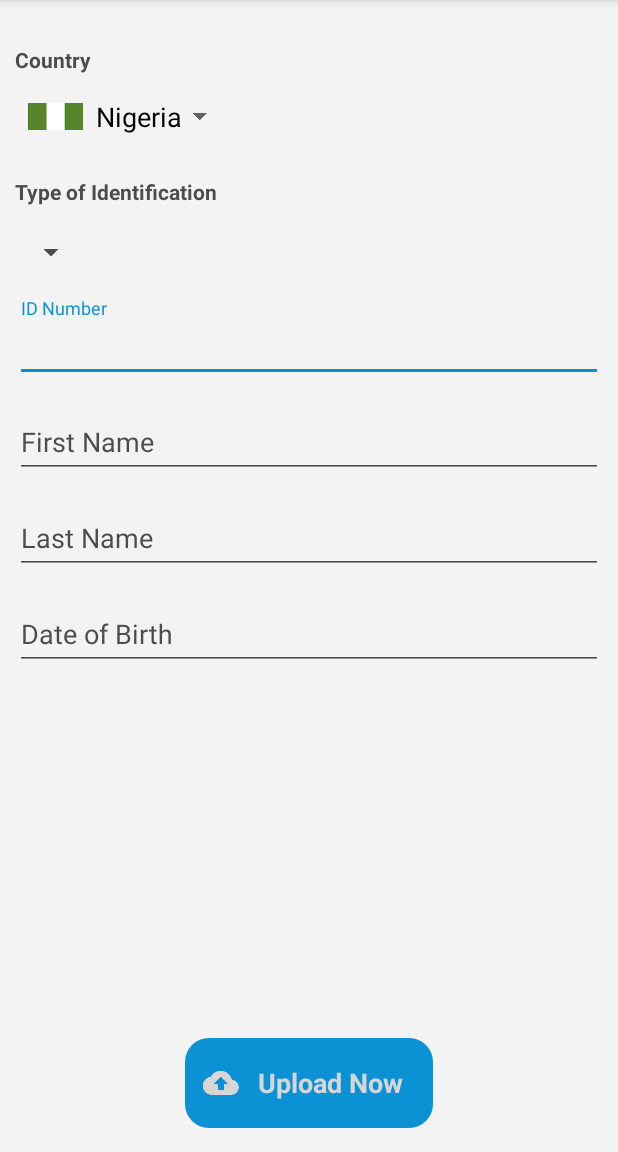
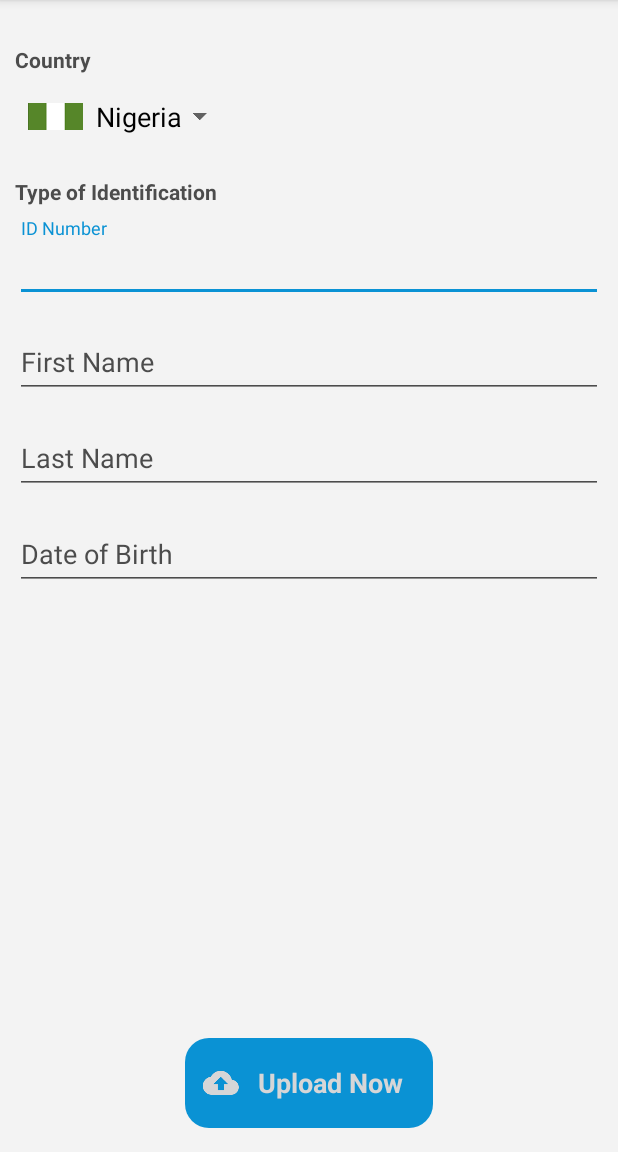
Before and after one commit to smileidentity/Smile_ID_Android_Sample, an Android app: the SIDIDValidationActivity screen opened directly, with no data from a screen before it, on a phone screen of 412 x 824 dp, the part 84-1236 px from its top. Run offline under Robolectric (Android 15) with nearby library versions, the phone set to English and light mode, and no system bars; libraries missing offline, so code that uses them is left out: com.smileidentity.libsmileid, io.michaelrocks.libphonenumber; 7 statements that could not run were skipped.

Commit message:
Quick fix

```diff
--- a/app/src/main/java/com/demo/smileid/sid_sdk/SIDEnrollResultActivity.java
+++ b/app/src/main/java/com/demo/smileid/sid_sdk/SIDEnrollResultActivity.java
@@ -104,7 +104,7 @@ public class SIDEnrollResultActivity extends BaseSIDActivity implements SIDNetwo
             View.VISIBLE : View.GONE);
 
         if (mContinueWithIdInfo) {
-//            mSAutoUpload.setVisibility(View.GONE);
+            mSAutoUpload.setVisibility(View.GONE);
             findViewById(R.id.tvEnrollUploadNow).setVisibility(View.GONE);
         }
 
@@ -127,7 +127,7 @@ public class SIDEnrollResultActivity extends BaseSIDActivity implements SIDNetwo
         getSelectedCountryName();
         populateIdCard();
 
-//        mSAutoUpload.setVisibility(mMultipleEnroll && !mContinueWithIdInfo ? View.VISIBLE : View.GONE);
+        mSAutoUpload.setVisibility(mMultipleEnroll && !mContinueWithIdInfo ? View.VISIBLE : View.GONE);
         mSharedPreferences = getSharedPreferences(getPackageName(), Context.MODE_PRIVATE);
         mInternetStateBR = new InternetStateBroadCastReceiver();
         mInternetStateBR.setOnConnectionReceivedListener(this);
--- a/app/src/main/res/values/styles.xml
+++ b/app/src/main/res/values/styles.xml
@@ -136,6 +136,7 @@
     <style name="EnrollResultIdTypeSpinner">
         <item name="android:layout_width">wrap_content</item>
         <item name="android:layout_height">45dp</item>
+        <item name="android:visibility">gone</item>
         <item name="android:layout_marginTop">8dp</item>
         <item name="android:ems">10</item>
         <item name="android:textColor">@color/darkerGray</item>
```
